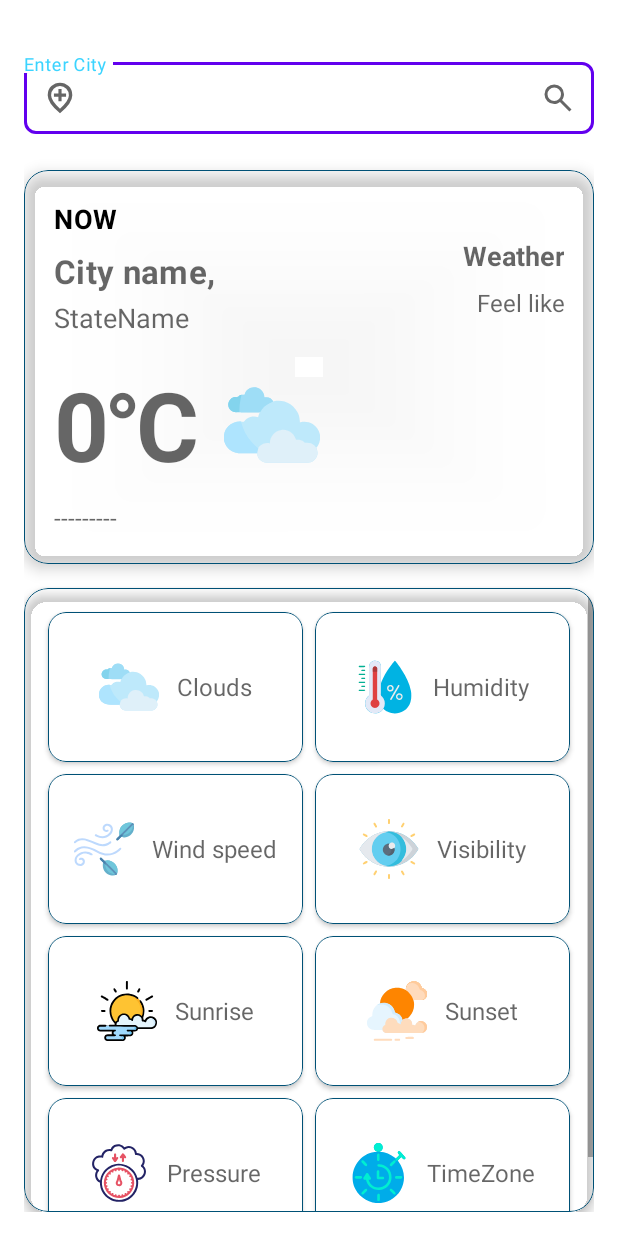
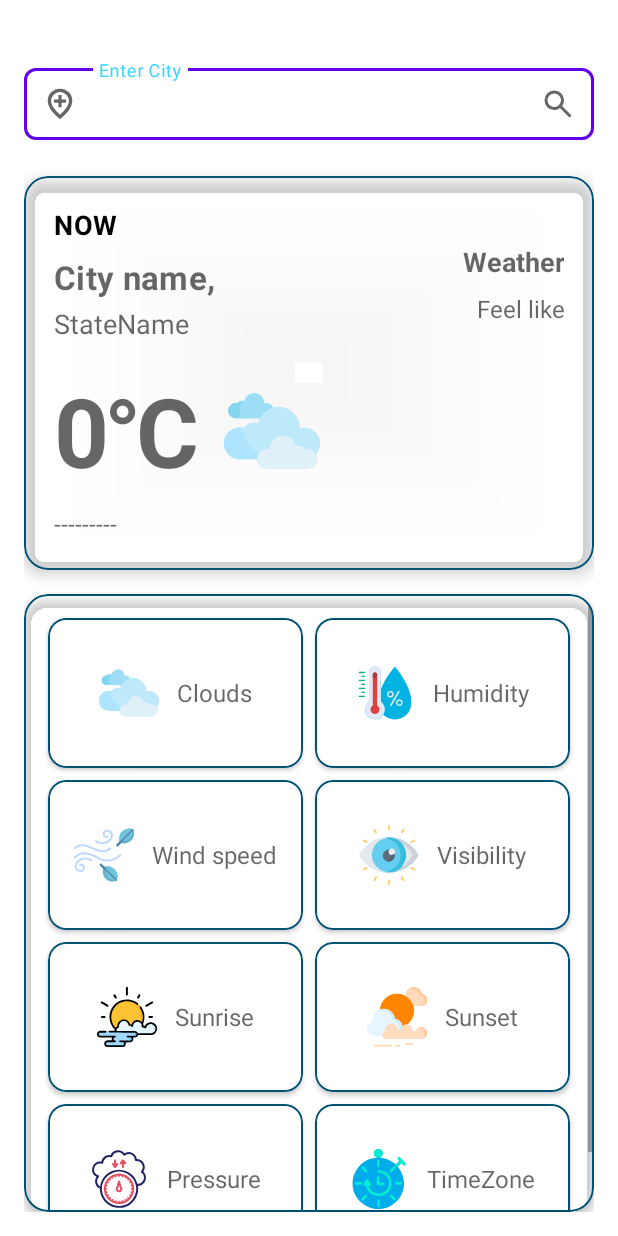
Before and after one commit to saurabhkaipurkar/Project-Weather-App, an Android app: the layout activity_main.xml on its own in the app's theme, with its tools: preview values and no code run, on a phone screen of 412 x 824 dp. Run offline under Robolectric (Android 15) with nearby library versions, the light colour scheme and no system bars.

Commit message:
UI changes

```diff
--- a/app/src/main/java/com/project/weather/MainActivity.kt
+++ b/app/src/main/java/com/project/weather/MainActivity.kt
@@ -44,6 +44,7 @@ class MainActivity : AppCompatActivity() {
     @SuppressLint("SetTextI18n")
     override fun onCreate(savedInstanceState: Bundle?) {
         super.onCreate(savedInstanceState)
+        enableEdgeToEdge()
         binding = ActivityMainBinding.inflate(layoutInflater)
         setContentView(binding.root)
         val repository = WeatherRepository(RetrofitInstance.retrofit)
--- a/app/src/main/res/layout/activity_main.xml
+++ b/app/src/main/res/layout/activity_main.xml
@@ -14,7 +14,7 @@
         style="@style/Widget.MaterialComponents.TextInputLayout.OutlinedBox"
         android:layout_width="match_parent"
         android:layout_height="wrap_content"
-        android:layout_marginTop="20dp"
+        android:layout_marginTop="24dp"
         android:hint="@string/enter_city"
         android:textColorHint="@color/text_color"
         app:boxCornerRadiusTopStart="8dp"
@@ -22,10 +22,10 @@
         app:boxCornerRadiusBottomStart="8dp"
         app:boxCornerRadiusBottomEnd="8dp"
         app:boxStrokeColor="@color/persistence_stroke_color"
+        app:boxBackgroundColor="@color/color_background_color"
         app:boxStrokeWidth="1dp"
         app:endIconDrawable="@drawable/search_icon"
         app:endIconMode="custom"
-        app:boxBackgroundColor="@color/color_background_color"
         app:startIconDrawable="@drawable/app_location_icon"
         app:layout_constraintEnd_toEndOf="parent"
         app:layout_constraintStart_toStartOf="parent"
@@ -35,6 +35,9 @@
             android:id="@+id/searchCity"
             android:layout_width="match_parent"
             android:layout_height="wrap_content"
+            android:gravity="center_vertical"
+            android:paddingStart="50dp"
+            android:paddingEnd="50dp"
             android:autofillHints="name"
             android:imeOptions="actionSend"
             android:inputType="textCapWords|textAutoComplete"
@@ -54,7 +57,7 @@
         app:cardBackgroundColor="@color/transparent"
         app:cardElevation="6dp"
         app:strokeColor="@color/stroke_color"
-        app:strokeWidth="0.5dp"
+        app:strokeWidth="1dp"
         app:layout_constraintEnd_toEndOf="parent"
         app:layout_constraintStart_toStartOf="parent"
         app:layout_constraintTop_toBottomOf="@id/searchContainer">
@@ -175,7 +178,7 @@
         app:cardCornerRadius="16dp"
         app:cardElevation="4dp"
         app:strokeColor="@color/stroke_color"
-        app:strokeWidth="0.5dp"
+        app:strokeWidth="1dp"
         app:cardBackgroundColor="@color/transparent"
         app:layout_constraintBottom_toBottomOf="parent"
         app:layout_constraintEnd_toEndOf="parent"
@@ -207,14 +210,15 @@
                     app:layout_gravity="fill"
                     app:layout_rowWeight="1"
                     app:strokeColor="@color/stroke_color"
-                    app:strokeWidth="0.5dp">
+                    app:strokeWidth="1dp">
 
                     <LinearLayout
                         android:layout_width="match_parent"
                         android:layout_height="match_parent"
                         android:gravity="center"
                         android:orientation="horizontal"
-                        android:padding="8dp">
+                        android:padding="8dp"
+                        tools:ignore="UseCompoundDrawables">
 
                         <ImageView
                             android:id="@+id/cloudsIcon"
@@ -246,14 +250,15 @@
                     app:layout_gravity="fill"
                     app:layout_rowWeight="1"
                     app:strokeColor="@color/stroke_color"
-                    app:strokeWidth="0.5dp">
+                    app:strokeWidth="1dp">
 
                     <LinearLayout
                         android:layout_width="match_parent"
                         android:layout_height="match_parent"
                         android:gravity="center"
                         android:orientation="horizontal"
-                        android:padding="8dp">
+                        android:padding="8dp"
+                        tools:ignore="UseCompoundDrawables">
 
                         <ImageView
                             android:id="@+id/humidityIcon"
@@ -285,14 +290,15 @@
                     app:layout_gravity="fill"
                     app:layout_rowWeight="1"
                     app:strokeColor="@color/stroke_color"
-                    app:strokeWidth="0.5dp">
+                    app:strokeWidth="1dp">
 
                     <LinearLayout
                         android:layout_width="match_parent"
                         android:layout_height="match_parent"
                         android:gravity="center"
                         android:orientation="horizontal"
-                        android:padding="8dp">
+                        android:padding="8dp"
+                        tools:ignore="UseCompoundDrawables">
 
                         <ImageView
                             android:id="@+id/windIcon"
@@ -324,14 +330,15 @@
                     app:layout_gravity="fill"
                     app:layout_rowWeight="1"
                     app:strokeColor="@color/stroke_color"
-                    app:strokeWidth="0.5dp">
+                    app:strokeWidth="1dp">
 
                     <LinearLayout
                         android:layout_width="match_parent"
                         android:layout_height="match_parent"
                         android:gravity="center"
                         android:orientation="horizontal"
-                        android:padding="8dp">
+                        android:padding="8dp"
+                        tools:ignore="UseCompoundDrawables">
 
                         <ImageView
                             android:id="@+id/visibilityIcon"
@@ -363,14 +370,15 @@
                     app:layout_gravity="fill"
                     app:layout_rowWeight="1"
                     app:strokeColor="@color/stroke_color"
-                    app:strokeWidth="0.5dp">
+                    app:strokeWidth="1dp">
 
                     <LinearLayout
                         android:layout_width="match_parent"
                         android:layout_height="match_parent"
                         android:gravity="center"
                         android:orientation="horizontal"
-                        android:padding="8dp">
+                        android:padding="8dp"
+                        tools:ignore="UseCompoundDrawables">
 
                         <ImageView
                             android:id="@+id/sunriseIcon"
@@ -402,14 +410,15 @@
                     app:layout_gravity="fill"
                     app:layout_rowWeight="1"
                     app:strokeColor="@color/stroke_color"
-                    app:strokeWidth="0.5dp">
+                    app:strokeWidth="1dp">
 
                     <LinearLayout
                         android:layout_width="match_parent"
                         android:layout_height="match_parent"
                         android:gravity="center"
                         android:orientation="horizontal"
-                        android:padding="8dp">
+                        android:padding="8dp"
+                        tools:ignore="UseCompoundDrawables">
 
                         <ImageView
                             android:id="@+id/sunsetIcon"
@@ -441,14 +450,15 @@
                     app:layout_gravity="fill"
                     app:layout_rowWeight="1"
                     app:strokeColor="@color/stroke_color"
-                    app:strokeWidth="0.5dp">
+                    app:strokeWidth="1dp">
 
                     <LinearLayout
                         android:layout_width="match_parent"
                         android:layout_height="match_parent"
                         android:gravity="center"
                         android:orientation="horizontal"
-                        android:padding="8dp">
+                        android:padding="8dp"
+                        tools:ignore="UseCompoundDrawables">
 
                         <ImageView
                             android:id="@+id/pressureIcon"
@@ -480,14 +490,15 @@
                     app:layout_gravity="fill"
                     app:layout_rowWeight="1"
                     app:strokeColor="@color/stroke_color"
-                    app:strokeWidth="0.5dp">
+                    app:strokeWidth="1dp">
 
                     <LinearLayout
                         android:layout_width="match_parent"
                         android:layout_height="match_parent"
                         android:gravity="center"
                         android:orientation="horizontal"
-                        android:padding="8dp">
+                        android:padding="8dp"
+                        tools:ignore="UseCompoundDrawables">
 
                         <ImageView
                             android:id="@+id/timezoneIcon"
@@ -517,7 +528,6 @@
         android:visibility="gone"
         app:layout_constraintBottom_toBottomOf="parent"
         app:layout_constraintEnd_toEndOf="parent"
-        app:layout_constraintStart_toStartOf="parent"
-        app:layout_constraintTop_toTopOf="parent" />
+        app:layout_constraintStart_toStartOf="parent" />
 
 </androidx.constraintlayout.widget.ConstraintLayout>
--- a/gradle/libs.versions.toml
+++ b/gradle/libs.versions.toml
@@ -8,11 +8,11 @@ junitVersion = "1.2.1"
 espressoCore = "3.6.1"
 appcompat = "1.7.0"
 kotlinxCoroutinesAndroid = "1.10.2"
-lifecycleViewmodelKtx = "2.8.7"
+lifecycleViewmodelKtx = "2.9.0"
 material = "1.12.0"
 activity = "1.10.1"
 constraintlayout = "2.2.1"
-materialVersion = "1.6.0"
+materialVersion = "1.12.0"
 okhttp = "4.12.0"
 playServicesLocation = "21.3.0"
 retrofit = "2.11.0"
```
